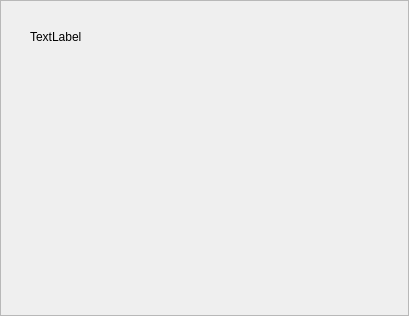
Above: ide/forms/physical_memory.ui from andrenho/luisa before the change. Below: the same form after it.
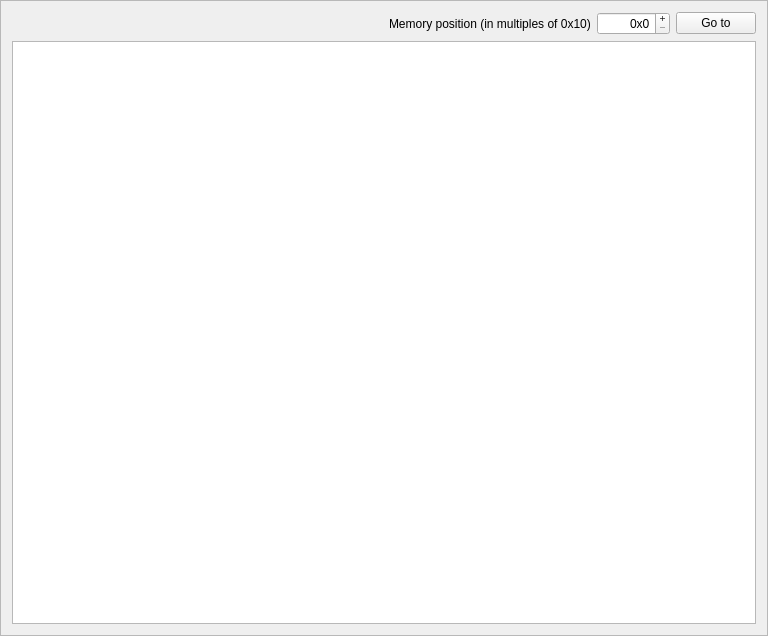
That is the form after the change.

```diff
--- a/ide/forms/physical_memory.ui
+++ b/ide/forms/physical_memory.ui
@@ -6,8 +6,8 @@
    <rect>
     <x>0</x>
     <y>0</y>
-    <width>409</width>
-    <height>316</height>
+    <width>768</width>
+    <height>636</height>
    </rect>
   </property>
   <property name="windowTitle">
@@ -19,19 +19,71 @@
   <property name="frameShadow">
    <enum>QFrame::Raised</enum>
   </property>
-  <widget class="QLabel" name="label">
-   <property name="geometry">
-    <rect>
-     <x>30</x>
-     <y>30</y>
-     <width>59</width>
-     <height>14</height>
-    </rect>
-   </property>
-   <property name="text">
-    <string>TextLabel</string>
-   </property>
-  </widget>
+  <layout class="QVBoxLayout" name="verticalLayout">
+   <item>
+    <layout class="QHBoxLayout" name="horizontalLayout">
+     <item>
+      <spacer name="horizontalSpacer">
+       <property name="orientation">
+        <enum>Qt::Horizontal</enum>
+       </property>
+       <property name="sizeHint" stdset="0">
+        <size>
+         <width>40</width>
+         <height>20</height>
+        </size>
+       </property>
+      </spacer>
+     </item>
+     <item>
+      <widget class="QLabel" name="label">
+       <property name="text">
+        <string>Memory position (in multiples of 0x10)</string>
+       </property>
+      </widget>
+     </item>
+     <item>
+      <widget class="QSpinBox" name="spinBox">
+       <property name="wrapping">
+        <bool>false</bool>
+       </property>
+       <property name="alignment">
+        <set>Qt::AlignRight|Qt::AlignTrailing|Qt::AlignVCenter</set>
+       </property>
+       <property name="buttonSymbols">
+        <enum>QAbstractSpinBox::PlusMinus</enum>
+       </property>
+       <property name="prefix">
+        <string>0x</string>
+       </property>
+       <property name="maximum">
+        <number>999999999</number>
+       </property>
+       <property name="value">
+        <number>0</number>
+       </property>
+       <property name="displayIntegerBase">
+        <number>16</number>
+       </property>
+      </widget>
+     </item>
+     <item>
+      <widget class="QPushButton" name="pushButton">
+       <property name="text">
+        <string>Go to</string>
+       </property>
+      </widget>
+     </item>
+    </layout>
+   </item>
+   <item>
+    <widget class="QTableView" name="tableView">
+     <attribute name="horizontalHeaderStretchLastSection">
+      <bool>true</bool>
+     </attribute>
+    </widget>
+   </item>
+  </layout>
  </widget>
  <resources/>
  <connections/>
```
